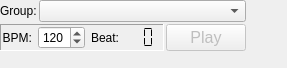
This is res/looper_widget.ui in Zen-Master-SoSo/jack_midi_looper as Qt 5 draws it before an edit. The edited form follows.
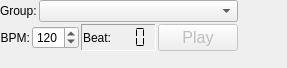
This is the edited form. Icons and pictures are not drawn.

Commit message: rearrange widget

```diff
--- a/res/looper_widget.ui
+++ b/res/looper_widget.ui
@@ -61,27 +61,6 @@
      <item>
       <layout class="QHBoxLayout" name="lo_play">
        <item>
-        <widget class="QFrame" name="frm_beats">
-         <property name="frameShape">
-          <enum>QFrame::Panel</enum>
-         </property>
-         <property name="frameShadow">
-          <enum>QFrame::Sunken</enum>
-         </property>
-         <layout class="QHBoxLayout" name="horizontalLayout_3">
-          <property name="leftMargin">
-           <number>1</number>
-          </property>
-          <property name="topMargin">
-           <number>1</number>
-          </property>
-          <property name="rightMargin">
-           <number>1</number>
-          </property>
-          <property name="bottomMargin">
-           <number>1</number>
-          </property>
-          <item>
            <layout class="QHBoxLayout" name="hzlo1">
             <item>
              <widget class="QLabel" name="lbl2">
@@ -108,6 +87,27 @@
             </item>
            </layout>
           </item>
+       <item>
+        <widget class="QFrame" name="frm_beats">
+         <property name="frameShape">
+          <enum>QFrame::Panel</enum>
+         </property>
+         <property name="frameShadow">
+          <enum>QFrame::Sunken</enum>
+         </property>
+         <layout class="QHBoxLayout" name="horizontalLayout_3">
+          <property name="leftMargin">
+           <number>1</number>
+          </property>
+          <property name="topMargin">
+           <number>1</number>
+          </property>
+          <property name="rightMargin">
+           <number>1</number>
+          </property>
+          <property name="bottomMargin">
+           <number>1</number>
+          </property>
           <item>
            <layout class="QHBoxLayout" name="hzlo2">
             <item>
```
Lines whose indentation alone changed are shown as unchanged.
